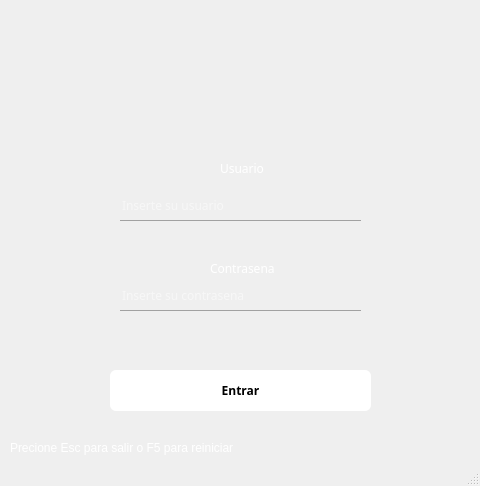
This is UI/inicio.ui in adriii0104/loteria_sistema as Qt 5 draws it before an edit. The edited form follows.
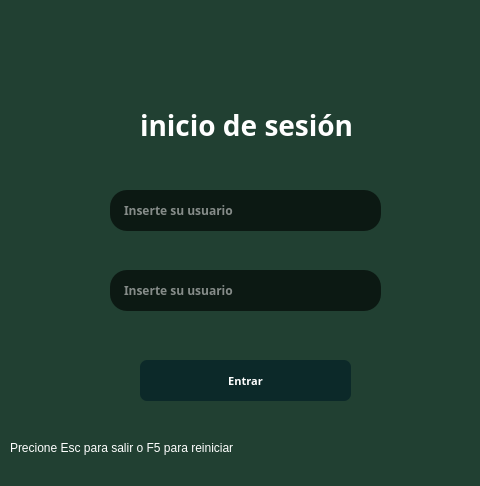
This is the edited form. Icons and pictures are not drawn.

The edit to the form file:
```diff
--- a/UI/inicio.ui
+++ b/UI/inicio.ui
@@ -23,28 +23,21 @@
   </property>
   <property name="styleSheet">
    <string notr="true">*{
-background-image: url(IMGS/PYXW9466.PNG);
-background-repeat: no-repeat !important;
-background-position: center;
-font-family:&quot;Poppins&quot;,sans serif;
+background: #214032;
 }
+
 #user:focus~#label2{
 display: none;
 }
 QLineEdit {
-    background-color: transparent;
+    background: #0C1913;
     color: white;
-    border-top: none;
-    border-left: none;
-    border-right: none;
-    border-bottom: 1px solid rgb(161, 161, 161) ;
+    border: none;
+border-radius: 17px;
+padding: 12px;
 }
 QMainWindow {
-    icon: url(IMGS/NOTE3710-removebg-preview.png);
-}
-
-QLineEdit:focus {
-    border-bottom: 1px solid #2f81f7;
+    icon: url(IMGS/login.png);
 }
 QLabel{
 color: white;
@@ -55,39 +48,20 @@
    <enum>Qt::ToolButtonIconOnly</enum>
   </property>
   <widget class="QWidget" name="centralwidget">
-   <widget class="QLabel" name="label_2">
-    <property name="geometry">
-     <rect>
-      <x>220</x>
-      <y>160</y>
-      <width>51</width>
-      <height>16</height>
-     </rect>
-    </property>
-    <property name="font">
-     <font>
-      <family>Poppins,sans serif</family>
-     </font>
-    </property>
-    <property name="styleSheet">
-     <string notr="true"/>
-    </property>
-    <property name="text">
-     <string>Usuario</string>
-    </property>
-   </widget>
    <widget class="QLineEdit" name="user">
     <property name="geometry">
      <rect>
-      <x>120</x>
+      <x>110</x>
       <y>190</y>
-      <width>241</width>
-      <height>31</height>
+      <width>271</width>
+      <height>41</height>
      </rect>
     </property>
     <property name="font">
      <font>
-      <family>Poppins,sans serif</family>
+      <family>Segoe UI Black</family>
+      <weight>75</weight>
+      <bold>true</bold>
      </font>
     </property>
     <property name="styleSheet">
@@ -97,67 +71,21 @@
      <string>Inserte su usuario</string>
     </property>
    </widget>
-   <widget class="QLineEdit" name="password">
-    <property name="geometry">
-     <rect>
-      <x>120</x>
-      <y>280</y>
-      <width>241</width>
-      <height>31</height>
-     </rect>
-    </property>
-    <property name="font">
-     <font>
-      <family>Poppins,sans serif</family>
-     </font>
-    </property>
-    <property name="styleSheet">
-     <string notr="true"/>
-    </property>
-    <property name="text">
-     <string/>
-    </property>
-    <property name="echoMode">
-     <enum>QLineEdit::Password</enum>
-    </property>
-    <property name="placeholderText">
-     <string>Inserte su contrasena</string>
-    </property>
-   </widget>
-   <widget class="QLabel" name="label_3">
-    <property name="geometry">
-     <rect>
-      <x>210</x>
-      <y>260</y>
-      <width>71</width>
-      <height>16</height>
-     </rect>
-    </property>
-    <property name="font">
-     <font>
-      <family>Poppins,sans serif</family>
-     </font>
-    </property>
-    <property name="styleSheet">
-     <string notr="true"/>
-    </property>
-    <property name="text">
-     <string>Contrasena</string>
-    </property>
-   </widget>
    <widget class="QPushButton" name="Botonlogin">
     <property name="geometry">
      <rect>
-      <x>110</x>
-      <y>370</y>
-      <width>261</width>
+      <x>140</x>
+      <y>360</y>
+      <width>211</width>
       <height>41</height>
      </rect>
     </property>
     <property name="font">
      <font>
-      <family>-apple-system,BlinkMacSystemFont,Segoe UI,Noto Sans,Helvetica,Arial,sans-serif,Apple Color Emoji,Segoe UI Emoji</family>
-      <weight>62</weight>
+      <family>Segoe UI Black</family>
+      <pointsize>8</pointsize>
+      <weight>75</weight>
+      <italic>false</italic>
       <bold>true</bold>
      </font>
     </property>
@@ -168,16 +96,11 @@
      <string notr="true">QPushButton{
 border-radius: 7px;
 border: none;
-color: black;
-font-family: -apple-system,BlinkMacSystemFont,&quot;Segoe UI&quot;,&quot;Noto Sans&quot;,Helvetica,Arial,sans-serif,&quot;Apple Color Emoji&quot;,&quot;Segoe UI Emoji&quot;;
+color: white;
     border: none;
-    background: white;
-    border-radius: 6px;
+    background: #0C2929;
     padding: 15px 85px;
-    font-weight: 500;
-}
-QPushButton:hover{
-color: #2f81f7;
+
 }</string>
     </property>
     <property name="text">
@@ -197,6 +120,53 @@
      <string>Precione Esc para salir o F5 para reiniciar</string>
     </property>
    </widget>
+   <widget class="QLabel" name="label_5">
+    <property name="geometry">
+     <rect>
+      <x>140</x>
+      <y>110</y>
+      <width>221</width>
+      <height>31</height>
+     </rect>
+    </property>
+    <property name="font">
+     <font>
+      <family>Segoe UI Black</family>
+      <pointsize>21</pointsize>
+      <weight>75</weight>
+      <bold>true</bold>
+     </font>
+    </property>
+    <property name="styleSheet">
+     <string notr="true"/>
+    </property>
+    <property name="text">
+     <string>inicio de sesión</string>
+    </property>
+   </widget>
+   <widget class="QLineEdit" name="password">
+    <property name="geometry">
+     <rect>
+      <x>110</x>
+      <y>270</y>
+      <width>271</width>
+      <height>41</height>
+     </rect>
+    </property>
+    <property name="font">
+     <font>
+      <family>Segoe UI Black</family>
+      <weight>75</weight>
+      <bold>true</bold>
+     </font>
+    </property>
+    <property name="styleSheet">
+     <string notr="true"/>
+    </property>
+    <property name="placeholderText">
+     <string>Inserte su usuario</string>
+    </property>
+   </widget>
   </widget>
   <widget class="QStatusBar" name="statusbar"/>
  </widget>
```
